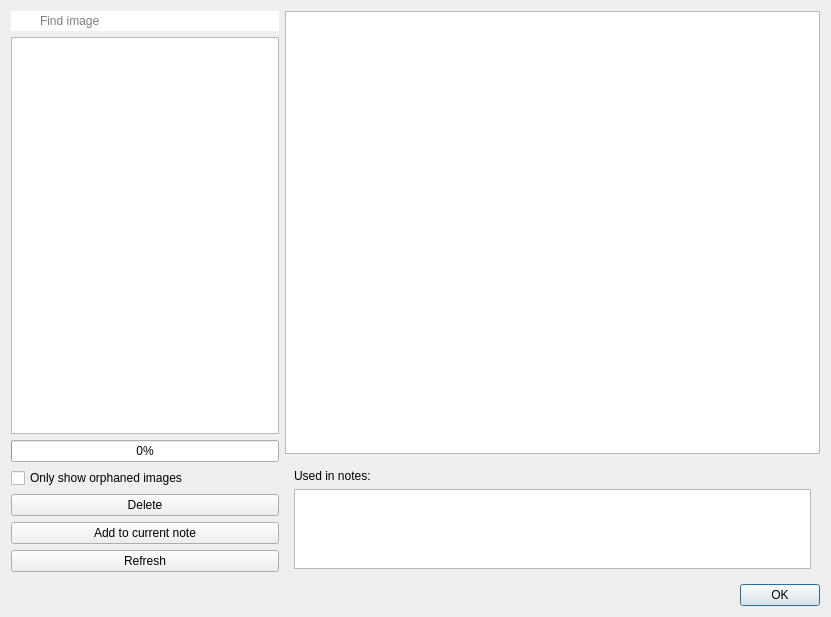
Qt form src/dialogs/storedimagesdialog.ui (pbek/QOwnNotes) before a commit.
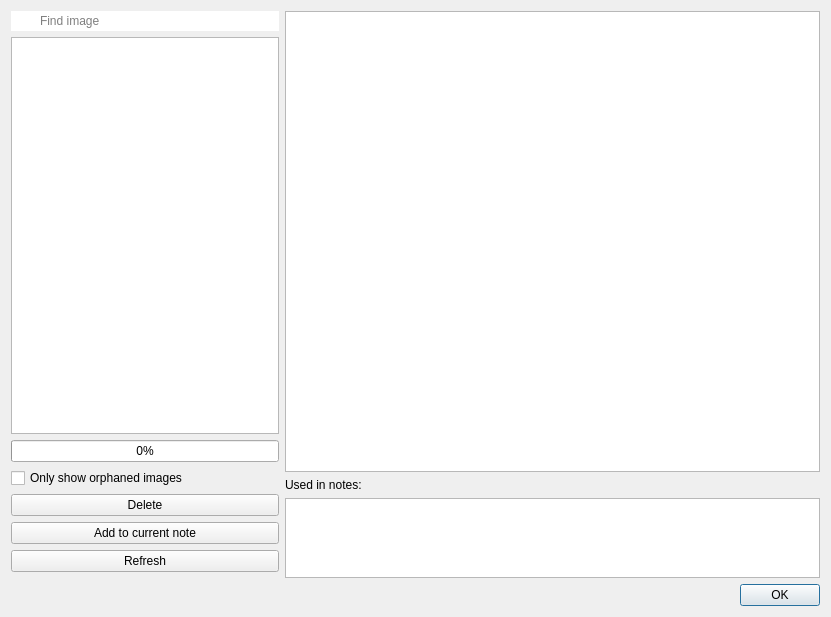
The same form after that commit. Icons and pictures are not drawn. Custom widgets are drawn as their Qt base class.

Commit message: Add context menu, fix typo and make margin adaptions in stored images dialog (#2073)

Diff of the .ui file:
```diff
--- a/src/dialogs/storedimagesdialog.ui
+++ b/src/dialogs/storedimagesdialog.ui
@@ -188,6 +188,18 @@
          <enum>QFrame::NoFrame</enum>
         </property>
         <layout class="QVBoxLayout" name="verticalLayout">
+         <property name="leftMargin">
+          <number>0</number>
+         </property>
+         <property name="topMargin">
+          <number>0</number>
+         </property>
+         <property name="rightMargin">
+          <number>0</number>
+         </property>
+         <property name="bottomMargin">
+          <number>0</number>
+         </property>
          <item>
           <widget class="QLabel" name="label">
            <property name="text">
```
Left out of the diff: 4 changed lines with no effect on the pictures. The commit also changes 3 other files.
